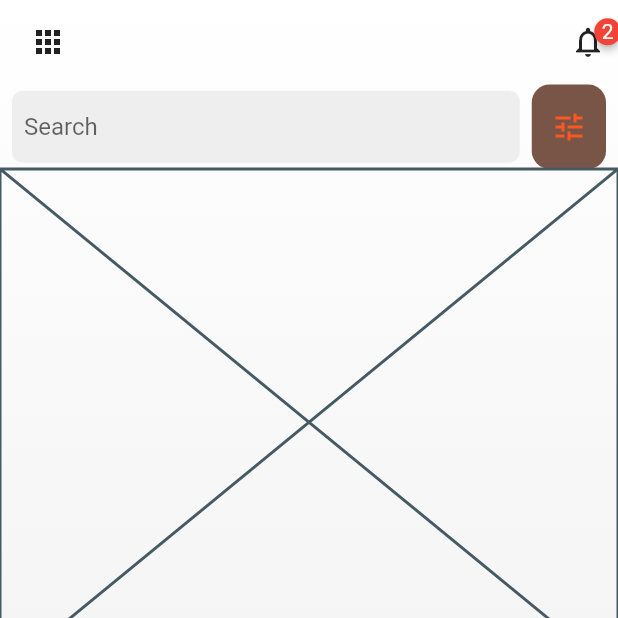
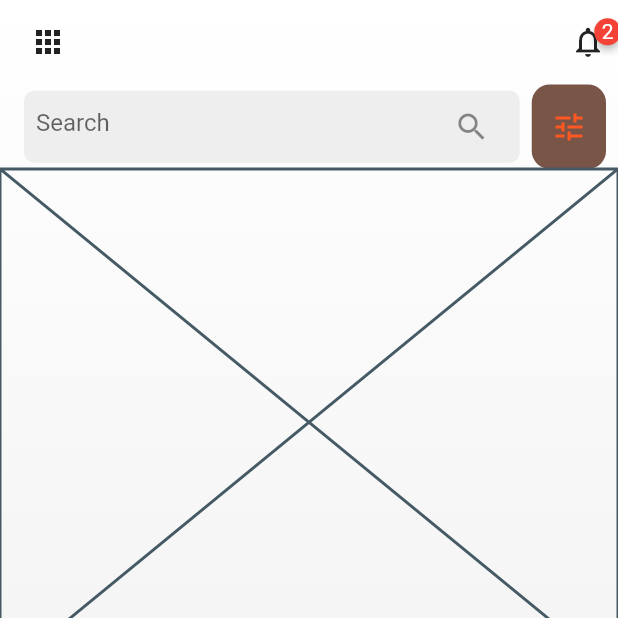
Before and after one commit to JAICHANGPARK/flutter_notebook_11th_story, a Flutter app: the screen it shows after launch, on a phone screen of 412 x 824 dp, the top half of it. Run offline on Flutter 3.47's test engine with Material 2 defaults, Android fonts, the phone set to English and light mode, and no system bars; drawn by our look-alikes of badges; our stand-ins replace backdrop, flutter_inner_drawer, flutter_slidable, flutter_swiper, google_fonts.

Commit message:
Update real_estate_home_page.dart

```diff
--- a/lib/ep731_real_estate_app/ui/real_estate_home_page.dart
+++ b/lib/ep731_real_estate_app/ui/real_estate_home_page.dart
@@ -114,7 +114,7 @@ class _RealEstateHomePageState extends State<RealEstateHomePage> {
                       child: Row(
                         children: [
                           Expanded(flex: 7, child: Padding(
-                            padding: const EdgeInsets.only(right: 8, ),
+                            padding: const EdgeInsets.only(right: 8, left: 8 ),
                             child: Container(
                               decoration: BoxDecoration(
                                 color: Colors.grey[200]!,
@@ -126,6 +126,7 @@ class _RealEstateHomePageState extends State<RealEstateHomePage> {
                                 decoration: InputDecoration(
                                   border: InputBorder.none,
                                   hintText: "Search",
+                                  suffixIcon: Icon(Icons.search),
 
 
                                 ),
```
